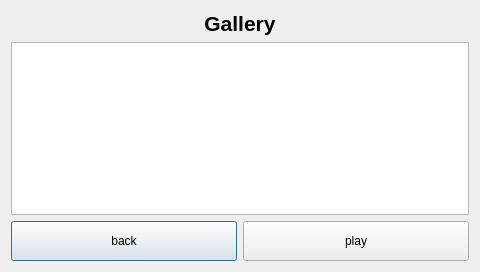
SaadOjo/peephole_qt, file video_stream/gallery_dialog.ui: the form before one commit.
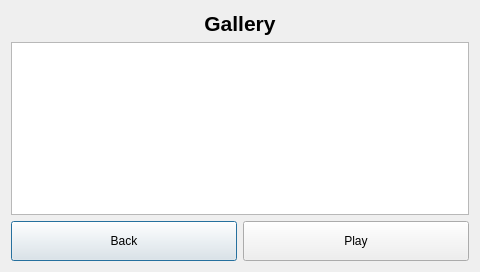
The form after the commit.

```diff
--- a/video_stream/gallery_dialog.ui
+++ b/video_stream/gallery_dialog.ui
@@ -53,7 +53,7 @@
           </size>
          </property>
          <property name="text">
-          <string>back</string>
+          <string>Back</string>
          </property>
         </widget>
        </item>
@@ -66,7 +66,7 @@
           </size>
          </property>
          <property name="text">
-          <string>play</string>
+          <string>Play</string>
          </property>
         </widget>
        </item>
```
Left out of the diff: 2 changed lines with no effect on the pictures.
